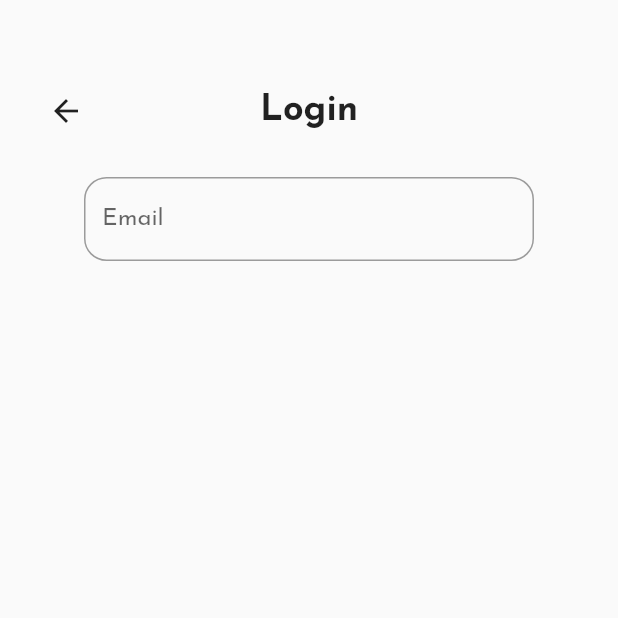
After one commit to Shreyansh-Gangwar/app_web_v1, a Flutter app: the screen it shows after launch, on a phone screen of 412 x 824 dp, the top half of it. The commit adds this screen. Run offline on Flutter 3.47's test engine with Material 3 defaults, Android fonts, the phone set to English and light mode, and no system bars; our stand-ins replace cloud_firestore, firebase_auth, firebase_core, flutter_spinkit, google_fonts, google_sign_in and 1 more; missing offline and left inert: dart:ffi; accounts and stored records are empty.

Commit message:
[BACKEND] Add login page and update routing; modify splash screen navigation to direct to login

```diff
--- a/lib/main.dart
+++ b/lib/main.dart
@@ -1,5 +1,6 @@
 import 'package:app_web_v1/firebase_options.dart';
 import 'package:app_web_v1/pages/AI_page.dart';
+import 'package:app_web_v1/pages/login_page.dart';
 import 'package:app_web_v1/pages/profile_page.dart';
 import 'package:app_web_v1/pages/splash_screen.dart';
 import 'package:app_web_v1/services/firestore.dart';
@@ -42,6 +43,7 @@ class MyApp extends StatelessWidget {
         AppRoutes.home: (context) => const HomePage(),
         AppRoutes.profile: (context) => const ProfilePage(),
         AppRoutes.ai: (context) => const AiPage(),
+        AppRoutes.login: (context) => const LoginPage(),
       },
     );
   }
--- /dev/null
+++ b/lib/pages/login_page.dart
@@ -0,0 +1,59 @@
+import 'package:app_web_v1/utilities/colors.dart';
+import 'package:flutter/material.dart';
+
+class LoginPage extends StatelessWidget {
+  const LoginPage({super.key});
+
+  @override
+  Widget build(BuildContext context) {
+    return Scaffold(
+      body: Center(
+        child: Column(
+          children: [
+            const SizedBox(height: 50),
+            Padding(
+              padding: const EdgeInsets.fromLTRB(20, 0, 20, 0),
+              child: Row(
+                mainAxisAlignment: MainAxisAlignment.spaceBetween,
+                children: [
+                  IconButton(
+                    icon: const Icon(Icons.arrow_back),
+                    onPressed: () {
+                      Navigator.of(context).pop();
+                    },
+                  ),
+                  const Text(
+                    'Login',
+                    style: TextStyle(fontSize: 24, fontWeight: FontWeight.bold),
+                  ),
+                  const SizedBox(width: 48), // Placeholder for the icon
+                ],
+              ),
+            ),
+            const SizedBox(height: 20),
+            _buildLoginButton(),
+          ],
+        ),
+      ),
+    );
+  }
+}
+
+Widget _buildLoginButton() {
+  return Column(
+    children: [
+      SizedBox(
+        width: 300,
+        child: TextFormField(
+          decoration: InputDecoration(
+            labelText: 'Email',
+            border: OutlineInputBorder(
+              borderRadius: BorderRadius.circular(15.0),
+              borderSide: BorderSide(color: AppColor.brand500),
+            ),
+          ),
+        ),
+      ),
+    ],
+  );
+}
--- a/lib/pages/splash_screen.dart
+++ b/lib/pages/splash_screen.dart
@@ -48,7 +48,7 @@ class _SplashScreenState extends State<SplashScreen> {
 
       Future.delayed(const Duration(seconds: 2), () {
         // Navigate to the login screen after the delay
-        Navigator.of(context).pushReplacementNamed(AppRoutes.home);
+        Navigator.of(context).pushReplacementNamed(AppRoutes.login);
       });
     }
   }
--- a/lib/utilities/routes.dart
+++ b/lib/utilities/routes.dart
@@ -2,4 +2,5 @@ class AppRoutes {
   static const String home = '/home';
   static const String profile = '/profile';
   static const String ai = '/ai';
+  static const String login = '/login';
 }
```
Also changed, not shown: lib/pages/profile_page.dart (+30 -41 lines).
